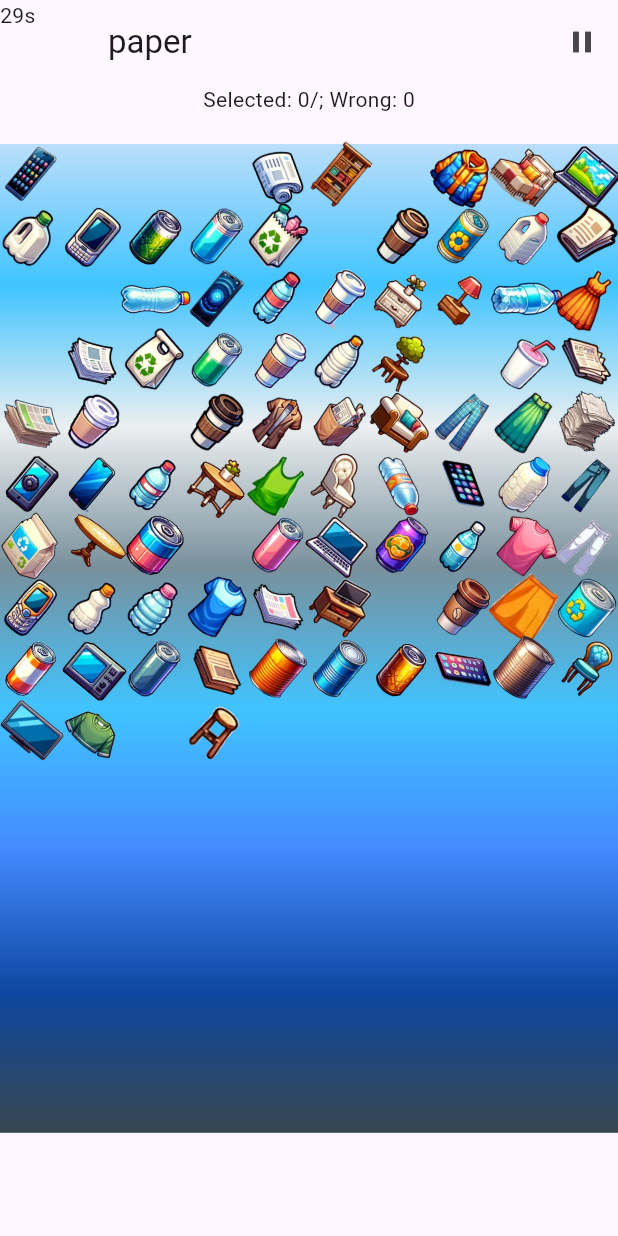
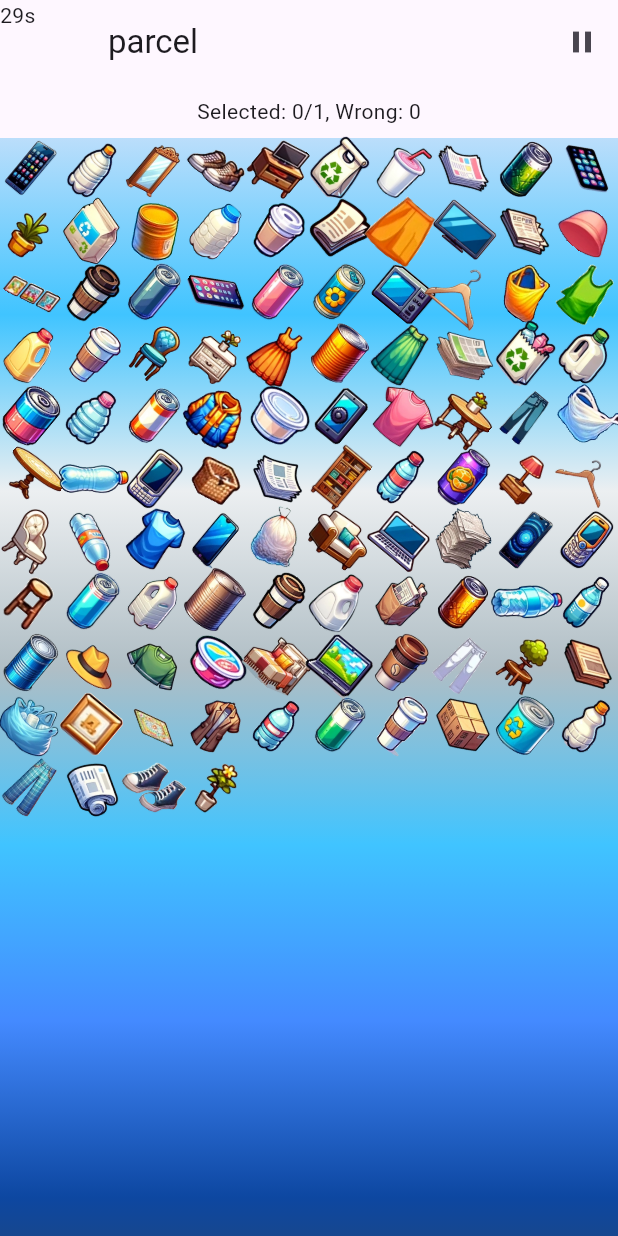
Before and after one commit to judydev/recycle_this, a Flutter app: the MyGame screen opened by its route, on a phone screen of 412 x 824 dp. Run offline on Flutter 3.47's test engine with Material 3 defaults, Android fonts, the light colour scheme and no system bars.

Commit message:
update styling

```diff
--- a/lib/src/game/my_game.dart
+++ b/lib/src/game/my_game.dart
@@ -15,20 +15,35 @@ class MyGame extends StatefulWidget {
   State<MyGame> createState() => _MyGameState();
 }
 
-enum Categories { can, cup, paper, bottle, clothes, furniture, electronics }
+enum Categories {
+  bottle,
+  can,
+  clothes,
+  cup,
+  electronics,
+  furniture,
+  paper,
+  parcel,
+  plastic,
+}
 
-List countMap = [
-  {'category': Categories.can.name, 'count': 14},
-  {'category': Categories.cup.name, 'count': 7},
-  {'category': Categories.paper.name, 'count': 12},
-  {'category': Categories.bottle.name, 'count': 12},
-  {'category': Categories.clothes.name, 'count': 12},
-  {'category': Categories.furniture.name, 'count': 12},
-  {'category': Categories.electronics.name, 'count': 12},
-];
+Map<Categories, int> countMap = {
+  Categories.bottle: 14,
+  Categories.can: 14,
+  Categories.clothes: 12,
+  Categories.cup: 7,
+  Categories.electronics: 12,
+  Categories.furniture: 13,
+  Categories.paper: 12,
+  Categories.parcel: 1,
+  Categories.plastic: 6,
+};
+
+const randomCount = 13;
 
 class _MyGameState extends State<MyGame> {
   late final String? chosenCategory;
+  late final int? expectedItemCount;
   late List<Widget> spriteList = [];
 
   Set<int> found = {};
@@ -42,7 +57,10 @@ class _MyGameState extends State<MyGame> {
   void initState() {
     super.initState();
 
-    chosenCategory = Categories.values[Random().nextInt(Categories.values.length)].name;
+    final keys = countMap.keys.toList();
+    final chosenKey = keys[Random().nextInt(keys.length)];
+    expectedItemCount = countMap[chosenKey];
+    chosenCategory = chosenKey.name;
 
     spriteList = generateSpriteList();
     spriteList.shuffle();
@@ -127,11 +145,12 @@ class _MyGameState extends State<MyGame> {
           child: Column(
             mainAxisSize: MainAxisSize.min,
             children: [
-              Text('Selected: ${found.length}/; Wrong: ${wrong.length}'),
-              const Padding(padding: EdgeInsets.all(10)),
+              Padding(
+                  padding: const EdgeInsets.all(8.0),
+                  child: Text(
+                      'Selected: ${found.length}/$expectedItemCount, Wrong: ${wrong.length}')),
               Container(
-                  height: MediaQuery.sizeOf(context).height * 0.8,
-                  // height: 2000,
+                  height: MediaQuery.sizeOf(context).height,
                   decoration: BoxDecoration(
                       gradient: LinearGradient(
                           begin: Alignment.topCenter,
@@ -140,7 +159,7 @@ class _MyGameState extends State<MyGame> {
                         Colors.blue[100]!,
                         Colors.lightBlueAccent,
                         Colors.blueGrey[50]!,
-                        Colors.blueGrey[400]!,
+                        Colors.blueGrey[200]!,
                         Colors.lightBlueAccent,
                         Colors.blueAccent,
                         Colors.blue[900]!,
@@ -152,11 +171,6 @@ class _MyGameState extends State<MyGame> {
                         crossAxisCount: colCount,
                         children: spriteList),
                   )),
-              // Expanded(
-              //     child: GridView.count(
-              //         shrinkWrap: true,
-              //         crossAxisCount: colCount,
-              //         children: spriteList)),
             ],
           ),
         )));
@@ -165,10 +179,11 @@ class _MyGameState extends State<MyGame> {
   generateSpriteList() {
     List<Widget> list = [];
     int keyId = 0;
-    for (final json in countMap) {
-      list.addAll(List.generate(json['count'], (i) {
+    for (final categoryKey in countMap.keys) {
+      String category = categoryKey.name;
+      list.addAll(List.generate(countMap[categoryKey]!, (i) {
         keyId++;
-        if (json['category'] == chosenCategory) {
+        if (category == chosenCategory) {
           expected.add(keyId);
         }
 
@@ -180,21 +195,15 @@ class _MyGameState extends State<MyGame> {
                   Random().nextDouble() * 2 * pi,
                 ),
                 child: Image.asset(
-                    'assets/images/${json['category']}/${json['category']}-${i + 1}.png',
+                    'assets/images/$category/$category-${i + 1}.png',
                     width: 40,
                     height: 50)),
             onTap: (id) {
-              if (chosenCategory == json['category']) {
+              if (category == chosenCategory) {
                 setState(() {
                   found.add(id);
                   expected.remove(id);
                 });
-              } else {
-                setState(() {
-                  secondsLeft -= 2;
-                  wrong.add(id);
-                });
-              }
 
                 if (expected.isEmpty) {
                   _timer.cancel();
@@ -210,10 +219,38 @@ class _MyGameState extends State<MyGame> {
                         ])));
                       });
                 }
+              } else {
+                setState(() {
+                  secondsLeft -= 2;
+                  wrong.add(id);
+                });
+              }
             });
       }));
-      list.addAll(List.generate(2, (i) => const SizedBox.shrink()));
+      // list.add(const SizedBox.shrink());
     }
+
+    final int randomStart = keyId;
+    list.addAll(List.generate(randomCount, (i) {
+      keyId++;
+
+      return Tappable(
+          id: keyId,
+          child: Transform(
+              alignment: Alignment.center,
+              transform: Matrix4.rotationZ(
+                Random().nextDouble() * 2 * pi,
+              ),
+              child: Image.asset(
+                  'assets/images/random/${keyId - randomStart}.png',
+                  width: 40, height: 50)),
+          onTap: (id) {
+            setState(() {
+              secondsLeft -= 2;
+              wrong.add(id);
+            });
+          });
+    }));
 
     return list;
   }
--- a/lib/src/main_menu.dart
+++ b/lib/src/main_menu.dart
@@ -16,6 +16,7 @@ class _MainMenuState extends State<MainMenu> {
         body: Center(
       child: Column(
         children: [
+          const Padding(padding: EdgeInsets.only(top: 50)),
           const Text('Ready to play?'),
           TextButton(
             onPressed: () {
```
Also changed, not shown: assets/images/furniture/furniture-13.png (added), 2 other files. Lines whose indentation alone changed are shown as unchanged.
